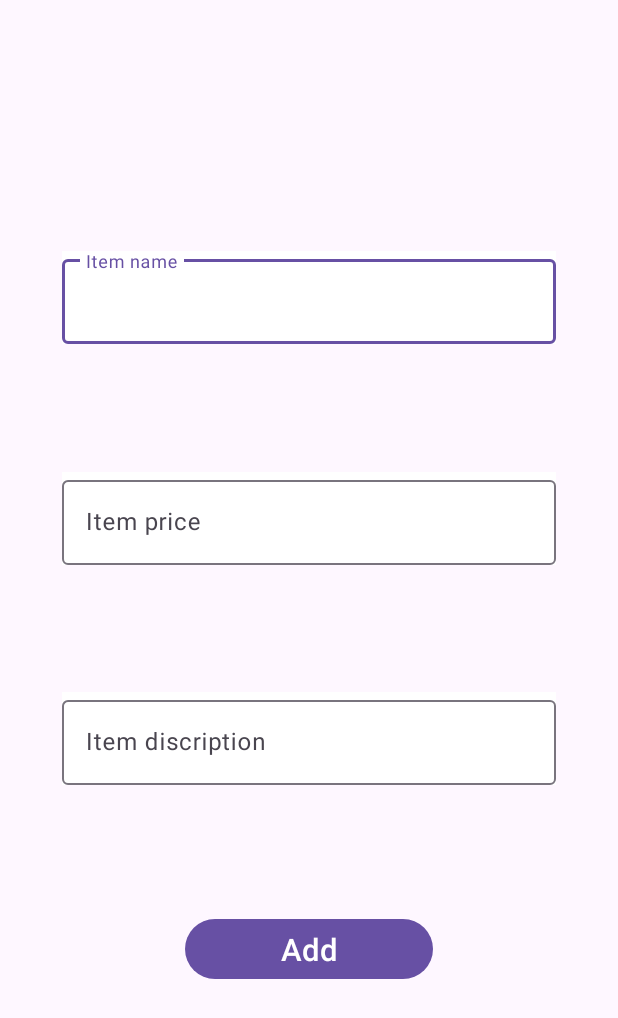
After one commit to gyarab/2024-4e-vakula-WaitR, an Android app: the layout add_item_to_menu_popup.xml on its own in the app's theme, with its tools: preview values and no code run, on a phone screen of 412 x 824 dp. The commit adds this screen. Shown: the top 1018 px of the screen. Run offline under Robolectric (Android 15) with nearby library versions, the phone set to English and light mode, and no system bars.

Commit message:
layouts for adding items and groups for menu

```diff
--- a/app/src/main/java/com/example/waitr/MenuGroup.kt
+++ b/app/src/main/java/com/example/waitr/MenuGroup.kt
@@ -2,6 +2,6 @@ package com.example.waitr
 
 data class MenuGroup(
     val name: String,
-    val items: MutableList<MenuItem> = mutableListOf(),
-    val subGroups: MutableList<MenuGroup> = mutableListOf()
+    val items: MutableList<MenuItem>? = mutableListOf(),
+    val subGroups: MutableList<MenuGroup>? = mutableListOf()
 )
--- /dev/null
+++ b/app/src/main/res/layout/add_item_to_menu_popup.xml
@@ -0,0 +1,117 @@
+<?xml version="1.0" encoding="utf-8"?>
+<androidx.constraintlayout.widget.ConstraintLayout xmlns:android="http://schemas.android.com/apk/res/android"
+    xmlns:app="http://schemas.android.com/apk/res-auto"
+    xmlns:tools="http://schemas.android.com/tools"
+    android:layout_width="match_parent"
+    android:layout_height="match_parent">
+
+    <com.google.android.material.textfield.TextInputLayout
+        android:id="@+id/item_name_layout"
+        android:layout_width="0dp"
+        android:layout_height="wrap_content"
+        android:background="#fff"
+        app:layout_constraintBottom_toTopOf="@+id/item_price_layout"
+        app:layout_constraintEnd_toStartOf="@+id/guideline83"
+        app:layout_constraintStart_toStartOf="@+id/guideline82"
+        app:layout_constraintTop_toTopOf="@+id/guideline84"
+        app:layout_constraintVertical_bias="0.5">
+
+        <com.google.android.material.textfield.TextInputEditText
+            android:id="@+id/item_name"
+            android:layout_width="match_parent"
+            android:layout_height="match_parent"
+            android:hint="@string/item_name" />
+    </com.google.android.material.textfield.TextInputLayout>
+
+    <com.google.android.material.textfield.TextInputLayout
+        android:id="@+id/item_price_layout"
+        android:layout_width="0dp"
+        android:layout_height="wrap_content"
+        android:background="#fff"
+        app:layout_constraintBottom_toTopOf="@+id/item_discription_layout"
+        app:layout_constraintEnd_toStartOf="@+id/guideline83"
+        app:layout_constraintStart_toStartOf="@+id/guideline82"
+        app:layout_constraintTop_toBottomOf="@+id/item_name_layout"
+        app:layout_constraintVertical_bias="0.5">
+
+        <com.google.android.material.textfield.TextInputEditText
+            android:id="@+id/item_price"
+            android:layout_width="match_parent"
+            android:layout_height="match_parent"
+            android:hint="@string/item_price" />
+    </com.google.android.material.textfield.TextInputLayout>
+
+    <com.google.android.material.textfield.TextInputLayout
+        android:id="@+id/item_discription_layout"
+        android:layout_width="0dp"
+        android:layout_height="wrap_content"
+        android:background="#fff"
+        app:layout_constraintBottom_toTopOf="@+id/add_item_button"
+        app:layout_constraintEnd_toStartOf="@+id/guideline83"
+        app:layout_constraintStart_toStartOf="@+id/guideline82"
+        app:layout_constraintTop_toBottomOf="@+id/item_price_layout"
+        app:layout_constraintVertical_bias="0.5">
+
+        <com.google.android.material.textfield.TextInputEditText
+            android:id="@+id/item_discription"
+            android:layout_width="match_parent"
+            android:layout_height="match_parent"
+            android:hint="@string/item_discription" />
+    </com.google.android.material.textfield.TextInputLayout>
+
+    <androidx.constraintlayout.widget.Guideline
+        android:id="@+id/guideline82"
+        android:layout_width="wrap_content"
+        android:layout_height="wrap_content"
+        android:orientation="vertical"
+        app:layout_constraintGuide_percent="0.1" />
+
+    <androidx.constraintlayout.widget.Guideline
+        android:id="@+id/guideline83"
+        android:layout_width="wrap_content"
+        android:layout_height="wrap_content"
+        android:orientation="vertical"
+        app:layout_constraintGuide_percent="0.9" />
+
+    <androidx.constraintlayout.widget.Guideline
+        android:id="@+id/guideline84"
+        android:layout_width="wrap_content"
+        android:layout_height="wrap_content"
+        android:orientation="horizontal"
+        app:layout_constraintGuide_percent="0.1" />
+
+    <androidx.constraintlayout.widget.Guideline
+        android:id="@+id/guideline85"
+        android:layout_width="wrap_content"
+        android:layout_height="wrap_content"
+        android:orientation="horizontal"
+        app:layout_constraintGuide_percent="0.9" />
+
+    <Button
+        android:id="@+id/add_item_button"
+        android:layout_width="0dp"
+        android:layout_height="wrap_content"
+        android:text="@string/add"
+        android:autoSizeMaxTextSize="1000dp"
+        android:autoSizeMinTextSize="1dp"
+        android:autoSizeTextType="uniform"
+        app:layout_constraintBottom_toTopOf="@+id/guideline85"
+        app:layout_constraintEnd_toStartOf="@+id/guideline87"
+        app:layout_constraintStart_toStartOf="@+id/guideline86"
+        app:layout_constraintTop_toBottomOf="@+id/item_discription_layout"
+        app:layout_constraintVertical_bias="0.5" />
+
+    <androidx.constraintlayout.widget.Guideline
+        android:id="@+id/guideline86"
+        android:layout_width="wrap_content"
+        android:layout_height="wrap_content"
+        android:orientation="vertical"
+        app:layout_constraintGuide_percent="0.3" />
+
+    <androidx.constraintlayout.widget.Guideline
+        android:id="@+id/guideline87"
+        android:layout_width="wrap_content"
+        android:layout_height="wrap_content"
+        android:orientation="vertical"
+        app:layout_constraintGuide_percent="0.7" />
+</androidx.constraintlayout.widget.ConstraintLayout>
--- a/app/src/main/res/layout/edit_food_menu_popup.xml
+++ b/app/src/main/res/layout/edit_food_menu_popup.xml
@@ -7,7 +7,7 @@
     android:background="#3F51B5">
 
     <ScrollView
-        android:id="@+id/scrollable_menu_layout"
+        android:id="@+id/scrollable_edit_menu_layout"
         android:layout_width="0dp"
         android:layout_height="0dp"
         android:background="#fff"
@@ -18,7 +18,7 @@
         app:layout_constraintTop_toTopOf="@+id/guideline78">
 
         <LinearLayout
-            android:id="@+id/menu_layout"
+            android:id="@+id/edit_menu_layout"
             android:layout_width="match_parent"
             android:layout_height="wrap_content"
             android:orientation="vertical" />
--- a/app/src/main/res/values/strings.xml
+++ b/app/src/main/res/values/strings.xml
@@ -42,4 +42,9 @@
     <string name="cancel">Cancel</string>
     <string name="add_menu_item">Add menu item</string>
     <string name="add_menu_group">Add menu group</string>
+    <string name="item_name">Item name</string>
+    <string name="item_price">Item price</string>
+    <string name="item_discription">Item discription</string>
+    <string name="add">Add</string>
+    <string name="group_name">Group name</string>
 </resources>
```
Also changed, not shown: app/src/main/java/com/example/waitr/Food_menu.kt (+96 -10 lines), app/src/main/res/layout/add_group_to_menu_popup.xml (added, +81 -0 lines).
